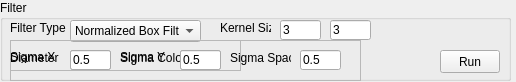
Qt form VisionWidget/FilterWidget.ui (hceng123/VisionLibrary) before a commit.
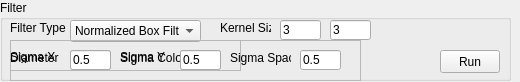
The same form after that commit.

Patch:
```diff
--- a/VisionWidget/FilterWidget.ui
+++ b/VisionWidget/FilterWidget.ui
@@ -6,7 +6,7 @@
    <rect>
     <x>0</x>
     <y>0</y>
-    <width>516</width>
+    <width>520</width>
     <height>82</height>
    </rect>
   </property>
```
